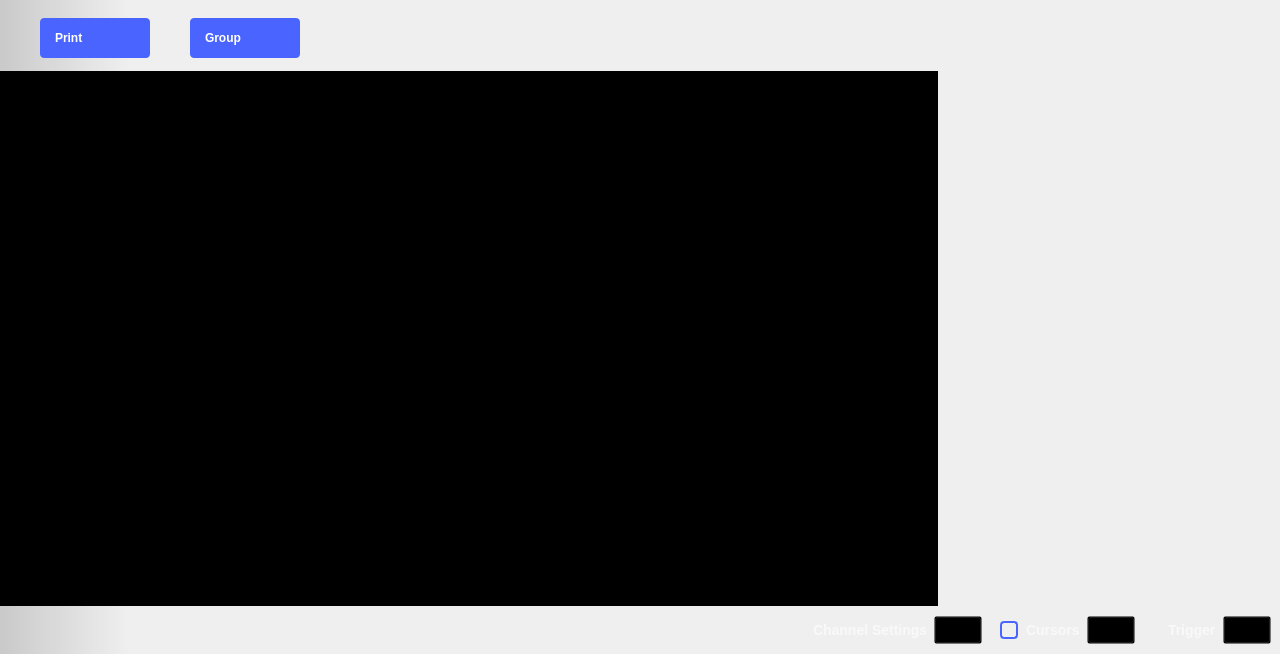
Old version of the form ui/logic_analyzer.ui in the repository analogdevicesinc/scopy.
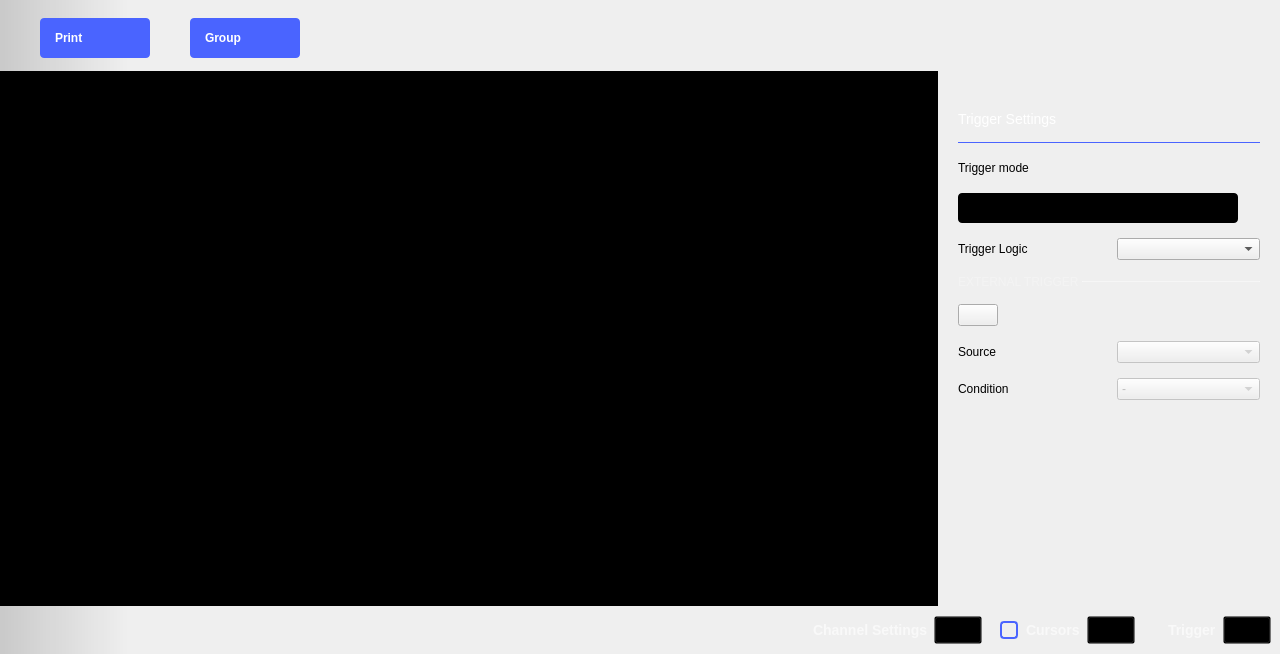
New version of the form. The open tabs and pages were chosen to show the change. Icons and pictures are not drawn. Custom widgets are drawn as their Qt base class.

Patch:
```diff
--- a/ui/logic_analyzer.ui
+++ b/ui/logic_analyzer.ui
@@ -1095,6 +1095,401 @@
                   <height>0</height>
                  </size>
                 </property>
+                <layout class="QVBoxLayout" name="verticalLayout_10">
+                 <property name="spacing">
+                  <number>15</number>
+                 </property>
+                 <property name="leftMargin">
+                  <number>20</number>
+                 </property>
+                 <property name="topMargin">
+                  <number>20</number>
+                 </property>
+                 <property name="rightMargin">
+                  <number>20</number>
+                 </property>
+                 <property name="bottomMargin">
+                  <number>20</number>
+                 </property>
+                 <item>
+                  <widget class="QLabel" name="label_9">
+                   <property name="sizePolicy">
+                    <sizepolicy hsizetype="Preferred" vsizetype="Fixed">
+                     <horstretch>0</horstretch>
+                     <verstretch>0</verstretch>
+                    </sizepolicy>
+                   </property>
+                   <property name="styleSheet">
+                    <string notr="true">color: white;
+font-size: 14px;
+font-weight: normal;
+</string>
+                   </property>
+                   <property name="text">
+                    <string>Trigger Settings</string>
+                   </property>
+                  </widget>
+                 </item>
+                 <item>
+                  <widget class="Line" name="line_6">
+                   <property name="maximumSize">
+                    <size>
+                     <width>16777215</width>
+                     <height>1</height>
+                    </size>
+                   </property>
+                   <property name="styleSheet">
+                    <string notr="true">border: 2px solid #4a64ff</string>
+                   </property>
+                   <property name="orientation">
+                    <enum>Qt::Horizontal</enum>
+                   </property>
+                  </widget>
+                 </item>
+                 <item>
+                  <spacer name="verticalSpacer_4">
+                   <property name="orientation">
+                    <enum>Qt::Vertical</enum>
+                   </property>
+                   <property name="sizeType">
+                    <enum>QSizePolicy::Fixed</enum>
+                   </property>
+                   <property name="sizeHint" stdset="0">
+                    <size>
+                     <width>20</width>
+                     <height>0</height>
+                    </size>
+                   </property>
+                  </spacer>
+                 </item>
+                 <item>
+                  <layout class="QHBoxLayout" name="horizontalLayout_5">
+                   <property name="spacing">
+                    <number>0</number>
+                   </property>
+                   <property name="topMargin">
+                    <number>0</number>
+                   </property>
+                   <item>
+                    <widget class="QLabel" name="label_10">
+                     <property name="sizePolicy">
+                      <sizepolicy hsizetype="Fixed" vsizetype="Preferred">
+                       <horstretch>0</horstretch>
+                       <verstretch>0</verstretch>
+                      </sizepolicy>
+                     </property>
+                     <property name="text">
+                      <string>Trigger mode</string>
+                     </property>
+                    </widget>
+                   </item>
+                   <item>
+                    <spacer name="horizontalSpacer_14">
+                     <property name="orientation">
+                      <enum>Qt::Horizontal</enum>
+                     </property>
+                     <property name="sizeHint" stdset="0">
+                      <size>
+                       <width>40</width>
+                       <height>20</height>
+                      </size>
+                     </property>
+                    </spacer>
+                   </item>
+                  </layout>
+                 </item>
+                 <item>
+                  <widget class="adiscope::CustomSwitch" name="btnTriggerMode">
+                   <property name="styleSheet">
+                    <string notr="true">QPushButton {
+min-height: 30px;
+max-height: 30px;
+min-width: 280px;
+max-width: 280px;
+background-color: black;
+border-radius: 4px;
+}
+
+QPushButton:disabled {
+background-color: qlineargradient(spread:pad, x1:0.5, y1:0, x2:0.501, y2:0, stop:0 #727273, stop:1 #141416);
+}
+
+QWidget#handle {
+min-height: 30px;
+max-height: 30px;
+min-width: 142px;
+max-width: 142px;
+background-color: #4a64ff;
+border-radius: 2px;
+}
+
+QWidget#handle:disabled {
+background-color: #aaaaaa;
+}
+
+QLabel {
+margin-top: 6px;
+background-color: transparent;
+line-height: 19px;
+}
+
+QLabel#on {
+margin-top: 0px;
+min-height:30px;
+max-height:30px;
+min-width:140px;
+max-width:140px;
+qproperty-alignment: AlignCenter AlignCenter;
+margin-left: 0px;
+color: white;
+}
+
+QLabel#on:disabled {
+color: rgba(255,255,255,102);
+}
+
+QLabel#off {
+margin-top: 0px;
+min-height:30px;
+max-height:30px;
+min-width:140px;
+max-width:140px;
+margin-left: 140px;
+color: white;
+qproperty-alignment: AlignCenter AlignCenter;
+}
+
+QLabel#off:disabled {
+color: rgba(255,255,255,51);
+}
+</string>
+                   </property>
+                   <property name="text">
+                    <string/>
+                   </property>
+                   <property name="checkable">
+                    <bool>true</bool>
+                   </property>
+                   <property name="checked">
+                    <bool>false</bool>
+                   </property>
+                   <property name="leftText" stdset="0">
+                    <string>auto</string>
+                   </property>
+                   <property name="rightText" stdset="0">
+                    <string>normal</string>
+                   </property>
+                   <property name="duration" stdset="0">
+                    <number>100</number>
+                   </property>
+                  </widget>
+                 </item>
+                 <item>
+                  <layout class="QGridLayout" name="gridLayout">
+                   <property name="topMargin">
+                    <number>0</number>
+                   </property>
+                   <property name="spacing">
+                    <number>15</number>
+                   </property>
+                   <item row="0" column="0">
+                    <widget class="QLabel" name="label_11">
+                     <property name="text">
+                      <string>Trigger Logic</string>
+                     </property>
+                    </widget>
+                   </item>
+                   <item row="0" column="1">
+                    <widget class="QComboBox" name="triggerLogicComboBox"/>
+                   </item>
+                  </layout>
+                 </item>
+                 <item>
+                  <layout class="QHBoxLayout" name="horizontalLayout_10">
+                   <property name="spacing">
+                    <number>0</number>
+                   </property>
+                   <property name="topMargin">
+                    <number>0</number>
+                   </property>
+                   <item>
+                    <widget class="QLabel" name="label_12">
+                     <property name="sizePolicy">
+                      <sizepolicy hsizetype="Fixed" vsizetype="Preferred">
+                       <horstretch>0</horstretch>
+                       <verstretch>0</verstretch>
+                      </sizepolicy>
+                     </property>
+                     <property name="styleSheet">
+                      <string notr="true">QLabel {
+  font-size: 12px;
+color: rgba(255, 255, 255, 70);
+font-weight: normal;
+}</string>
+                     </property>
+                     <property name="text">
+                      <string>EXTERNAL TRIGGER </string>
+                     </property>
+                    </widget>
+                   </item>
+                   <item>
+                    <widget class="Line" name="line_7">
+                     <property name="sizePolicy">
+                      <sizepolicy hsizetype="Expanding" vsizetype="Fixed">
+                       <horstretch>0</horstretch>
+                       <verstretch>0</verstretch>
+                      </sizepolicy>
+                     </property>
+                     <property name="maximumSize">
+                      <size>
+                       <width>16777215</width>
+                       <height>1</height>
+                      </size>
+                     </property>
+                     <property name="styleSheet">
+                      <string notr="true">border: 1px solid rgba(255, 255, 255, 70);</string>
+                     </property>
+                     <property name="orientation">
+                      <enum>Qt::Horizontal</enum>
+                     </property>
+                    </widget>
+                   </item>
+                  </layout>
+                 </item>
+                 <item>
+                  <layout class="QHBoxLayout" name="horizontalLayout_11">
+                   <property name="topMargin">
+                    <number>0</number>
+                   </property>
+                   <item>
+                    <widget class="adiscope::CustomSwitch" name="btnEnableExternalTrigger">
+                     <property name="text">
+                      <string/>
+                     </property>
+                    </widget>
+                   </item>
+                   <item>
+                    <spacer name="horizontalSpacer_16">
+                     <property name="orientation">
+                      <enum>Qt::Horizontal</enum>
+                     </property>
+                     <property name="sizeHint" stdset="0">
+                      <size>
+                       <width>40</width>
+                       <height>20</height>
+                      </size>
+                     </property>
+                    </spacer>
+                   </item>
+                  </layout>
+                 </item>
+                 <item>
+                  <layout class="QGridLayout" name="gridLayout_3">
+                   <property name="topMargin">
+                    <number>0</number>
+                   </property>
+                   <property name="spacing">
+                    <number>15</number>
+                   </property>
+                   <item row="0" column="0">
+                    <widget class="QLabel" name="label_13">
+                     <property name="text">
+                      <string>Source</string>
+                     </property>
+                    </widget>
+                   </item>
+                   <item row="1" column="0">
+                    <widget class="QLabel" name="label_14">
+                     <property name="text">
+                      <string>Condition</string>
+                     </property>
+                    </widget>
+                   </item>
+                   <item row="0" column="1">
+                    <widget class="QComboBox" name="externalTriggerSourceComboBox">
+                     <property name="enabled">
+                      <bool>false</bool>
+                     </property>
+                    </widget>
+                   </item>
+                   <item row="1" column="1">
+                    <widget class="QComboBox" name="externalTriggerConditionComboBox">
+                     <property name="enabled">
+                      <bool>false</bool>
+                     </property>
+                     <item>
+                      <property name="text">
+                       <string>-</string>
+                      </property>
+                     </item>
+                     <item>
+                      <property name="text">
+                       <string/>
+                      </property>
+                      <property name="icon">
+                       <iconset>
+                        <normalon>:/icons/trigger_rising_enabled.svg</normalon>
+                       </iconset>
+                      </property>
+                     </item>
+                     <item>
+                      <property name="text">
+                       <string/>
+                      </property>
+                      <property name="icon">
+                       <iconset>
+                        <normalon>:/icons/trigger_falling_enabled.svg</normalon>
+                       </iconset>
+                      </property>
+                     </item>
+                     <item>
+                      <property name="text">
+                       <string/>
+                      </property>
+                      <property name="icon">
+                       <iconset>
+                        <normalon>:/icons/trigger_high_enabled.svg</normalon>
+                       </iconset>
+                      </property>
+                     </item>
+                     <item>
+                      <property name="text">
+                       <string/>
+                      </property>
+                      <property name="icon">
+                       <iconset>
+                        <normalon>:/icons/trigger_low_enabled.svg</normalon>
+                       </iconset>
+                      </property>
+                     </item>
+                     <item>
+                      <property name="text">
+                       <string/>
+                      </property>
+                      <property name="icon">
+                       <iconset>
+                        <disabledon>:/icons/trigger_any_enabled.svg</disabledon>
+                       </iconset>
+                      </property>
+                     </item>
+                    </widget>
+                   </item>
+                  </layout>
+                 </item>
+                 <item>
+                  <spacer name="verticalSpacer_3">
+                   <property name="orientation">
+                    <enum>Qt::Vertical</enum>
+                   </property>
+                   <property name="sizeHint" stdset="0">
+                    <size>
+                     <width>20</width>
+                     <height>40</height>
+                    </size>
+                   </property>
+                  </spacer>
+                 </item>
+                </layout>
                </widget>
                <widget class="QWidget" name="generalSettings">
                 <property name="sizePolicy">
@@ -1784,17 +2179,17 @@
   </action>
  </widget>
  <customwidgets>
-  <customwidget>
-   <class>adiscope::DetachDragZone</class>
-   <extends>QWidget</extends>
-   <header>detachdragzone.h</header>
-   <container>1</container>
-  </customwidget>
   <customwidget>
    <class>adiscope::CustomSwitch</class>
    <extends>QPushButton</extends>
    <header>customSwitch.hpp</header>
   </customwidget>
+  <customwidget>
+   <class>adiscope::DetachDragZone</class>
+   <extends>QWidget</extends>
+   <header>detachdragzone.h</header>
+   <container>1</container>
+  </customwidget>
   <customwidget>
    <class>adiscope::MenuAnim</class>
    <extends>QWidget</extends>
```
Left out of the diff: 41 changed lines with no effect on the pictures.
